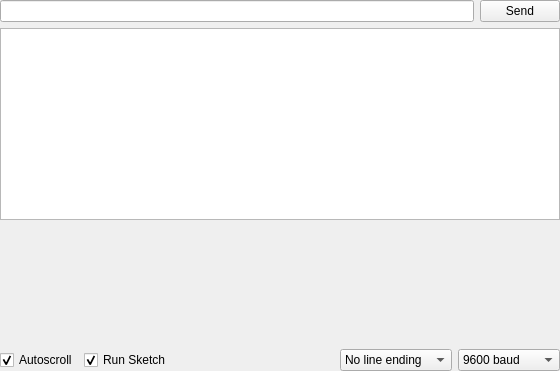
Phoenard/Phoenard-Toolkit, file src/controls/serialmonitorwidget.ui: the form before one commit.
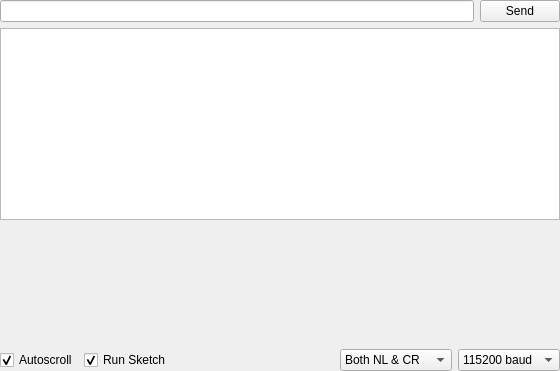
The form after the commit. Custom widgets are drawn as their Qt base class.

Diff of the .ui file:
```diff
--- a/src/controls/serialmonitorwidget.ui
+++ b/src/controls/serialmonitorwidget.ui
@@ -118,6 +118,9 @@
          <height>0</height>
         </size>
        </property>
+       <property name="currentIndex">
+        <number>3</number>
+       </property>
        <item>
         <property name="text">
          <string>No line ending</string>
@@ -143,7 +146,7 @@
      <item>
       <widget class="QComboBox" name="baudrateBox">
        <property name="currentIndex">
-        <number>3</number>
+        <number>9</number>
        </property>
        <item>
         <property name="text">
```
